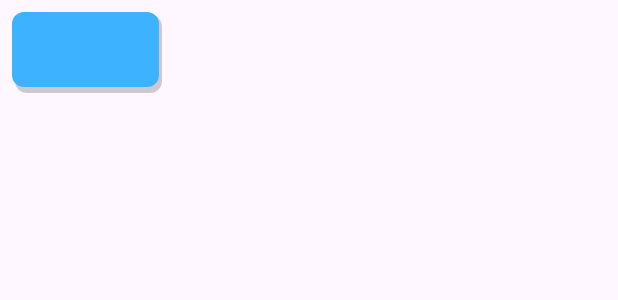
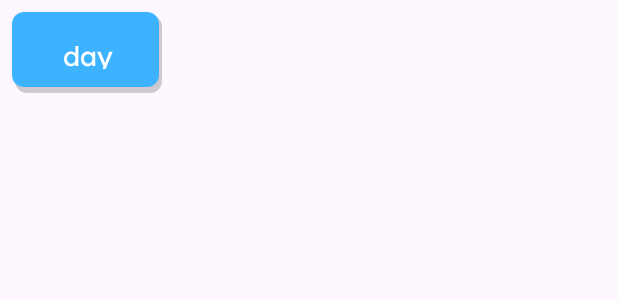
Before and after one commit to PhQuangMinh/ELearn-language-tutor, an Android app: the layout item_word_choice.xml on its own in the app's theme, with its tools: preview values and no code run, on a phone screen of 412 x 824 dp. Shown: the top 300 px of the screen. Run offline under Robolectric (Android 15) with nearby library versions, the light colour scheme and no system bars; Roboto replaces fonts that are not available here.

Commit message:
feat/NHO-22: adjust answer slot and word choice view

```diff
--- a/Mobile/app/src/main/java/com/nhom2/elearnlanguage/presentation/ui/main_app/lesson/QuestionFragment.kt
+++ b/Mobile/app/src/main/java/com/nhom2/elearnlanguage/presentation/ui/main_app/lesson/QuestionFragment.kt
@@ -613,7 +613,7 @@ class QuestionFragment : Fragment() {
             }
         )
         binding.fbBlankWords.apply {
-            layoutManager = GridLayoutManager(requireContext(), 4)
+            layoutManager = GridLayoutManager(requireContext(), 3)
             adapter = answerSlotAdapter
         }
 
--- a/Mobile/app/src/main/java/com/nhom2/elearnlanguage/presentation/ui/main_app/lesson/adapters/AnswerSlotAdapter.kt
+++ b/Mobile/app/src/main/java/com/nhom2/elearnlanguage/presentation/ui/main_app/lesson/adapters/AnswerSlotAdapter.kt
@@ -1,6 +1,5 @@
 package com.nhom2.elearnlanguage.presentation.ui.main_app.lesson.adapters
 
-import android.graphics.Typeface
 import android.view.LayoutInflater
 import android.view.ViewGroup
 import androidx.core.content.ContextCompat
@@ -32,8 +31,6 @@ class AnswerSlotAdapter(
         fun bind(item: AnswerSlotItem) {
             binding.tvSlot.apply {
                 text = item.selectedWord
-                setTypeface(null, Typeface.BOLD)
-                textSize = 16f
 
                 when (item.state) {
                     SlotState.EMPTY -> {
--- a/Mobile/app/src/main/java/com/nhom2/elearnlanguage/presentation/ui/main_app/lesson/adapters/WordChoiceAdapter.kt
+++ b/Mobile/app/src/main/java/com/nhom2/elearnlanguage/presentation/ui/main_app/lesson/adapters/WordChoiceAdapter.kt
@@ -1,6 +1,5 @@
 package com.nhom2.elearnlanguage.presentation.ui.main_app.lesson.adapters
 
-import android.graphics.Typeface
 import android.view.LayoutInflater
 import android.view.ViewGroup
 import androidx.core.content.ContextCompat
@@ -27,8 +26,6 @@ class WordChoiceAdapter(
             binding.tvWord.apply {
                 text = item.word
                 isEnabled = !item.isUsed
-                setTypeface(null, Typeface.BOLD)
-                textSize = 16f
 
                 // Change background and text color based on usage
                 if (item.isUsed) {
--- a/Mobile/app/src/main/res/layout/item_word_choice.xml
+++ b/Mobile/app/src/main/res/layout/item_word_choice.xml
@@ -12,9 +12,11 @@
         android:minWidth="100dp"
         android:gravity="center"
         android:background="@drawable/button_with_shadow"
-        android:textSize="16sp"
+        android:textSize="18sp"
+        android:text="day"
         android:textColor="@android:color/white"
         android:maxLines="1"
+        android:fontFamily="@font/lexend"
         android:layout_margin="8dp"
         android:padding="16dp" />
 
```
Also changed, not shown: Mobile/app/src/main/res/layout/item_answer_slot.xml (+10 -8 lines).
